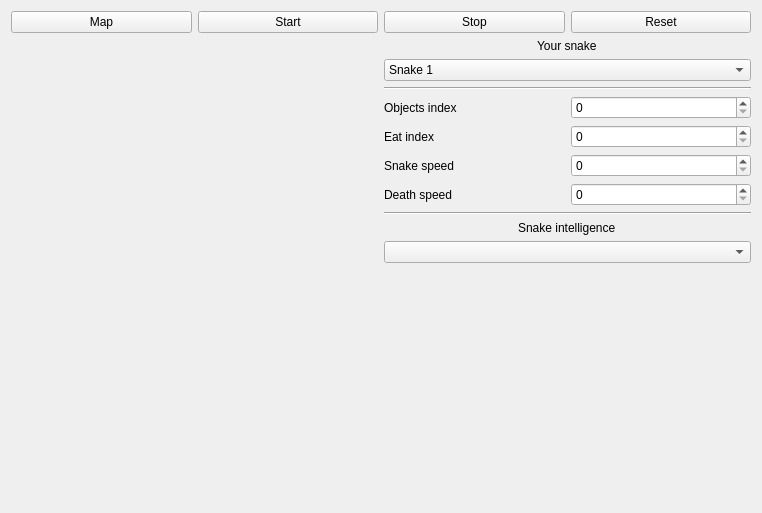
Before: the Qt Designer form GameWindow.ui in Nexen23/Snake, drawn with Qt 5.
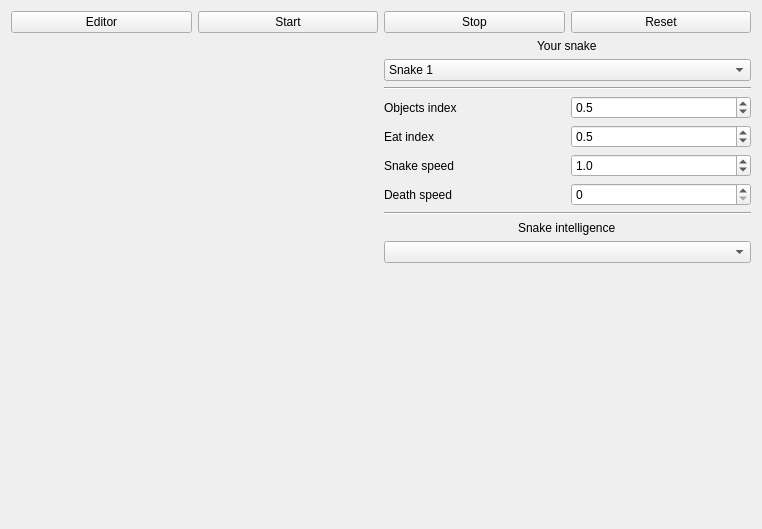
After: the same form once the commit is applied.

Commit message: EditroWindow.cpp + EditorWindow.h Убрал тестовую функцию Test_Map Поправил меню в редакторе, добавил меню с загрузкой карты в основное окно Добавил проверку на пустое имя файла

The edit to the form file:
```diff
--- a/GameWindow.ui
+++ b/GameWindow.ui
@@ -7,7 +7,7 @@
     <x>0</x>
     <y>0</y>
     <width>762</width>
-    <height>513</height>
+    <height>529</height>
    </rect>
   </property>
   <property name="windowTitle">
@@ -40,13 +40,16 @@
       <item row="6" column="1">
        <widget class="QDoubleSpinBox" name="eat_index">
         <property name="decimals">
-         <number>0</number>
+         <number>1</number>
         </property>
         <property name="maximum">
          <double>10.000000000000000</double>
         </property>
         <property name="singleStep">
-         <double>1.000000000000000</double>
+         <double>0.100000000000000</double>
+        </property>
+        <property name="value">
+         <double>0.500000000000000</double>
         </property>
        </widget>
       </item>
@@ -72,12 +75,15 @@
       <item row="7" column="1">
        <widget class="QDoubleSpinBox" name="snake_speed">
         <property name="decimals">
-         <number>0</number>
+         <number>1</number>
         </property>
         <property name="maximum">
          <double>10.000000000000000</double>
         </property>
         <property name="singleStep">
+         <double>0.100000000000000</double>
+        </property>
+        <property name="value">
          <double>1.000000000000000</double>
         </property>
        </widget>
@@ -106,13 +112,16 @@
       <item row="5" column="1">
        <widget class="QDoubleSpinBox" name="object_index">
         <property name="decimals">
-         <number>0</number>
+         <number>1</number>
         </property>
         <property name="maximum">
          <double>10.000000000000000</double>
         </property>
         <property name="singleStep">
-         <double>1.000000000000000</double>
+         <double>0.100000000000000</double>
+        </property>
+        <property name="value">
+         <double>0.500000000000000</double>
         </property>
        </widget>
       </item>
@@ -173,7 +182,7 @@
       <item>
        <widget class="QPushButton" name="map_button">
         <property name="text">
-         <string>Map</string>
+         <string>Editor</string>
         </property>
        </widget>
       </item>
```
Left out of the diff: 22 changed lines with no effect on the pictures. The commit also changes 7 other files.
